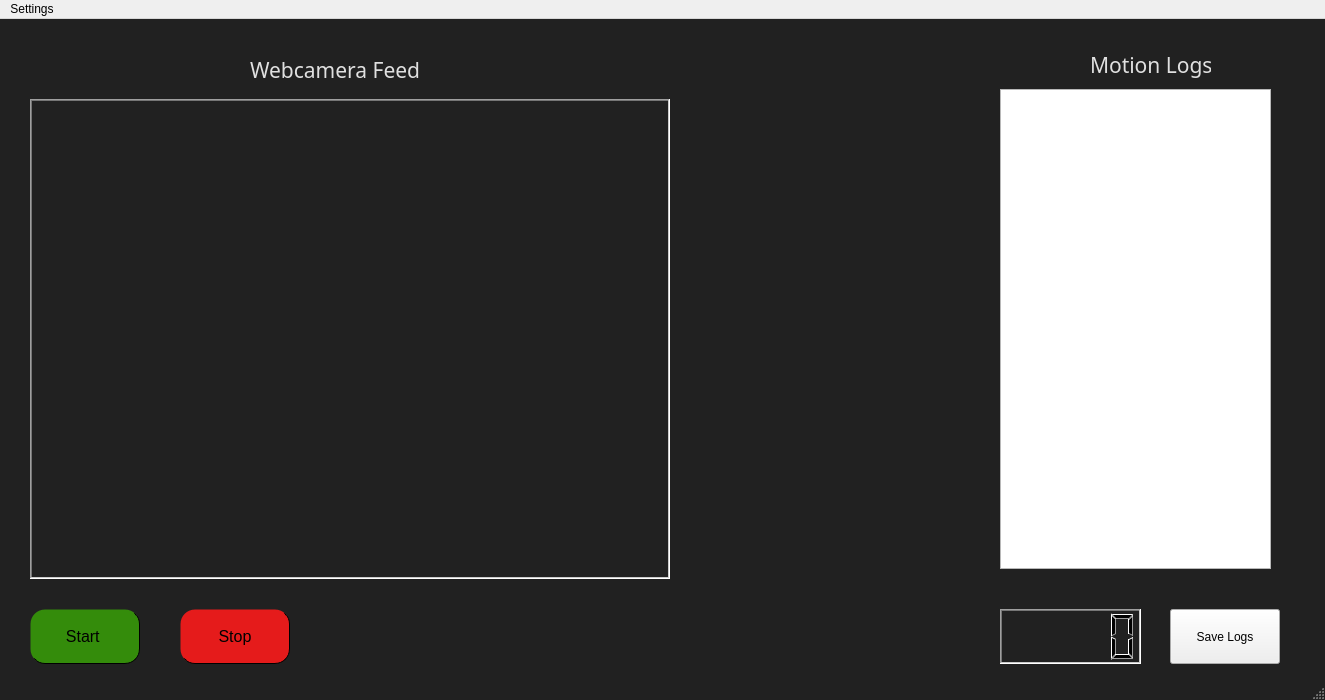
Before: the Qt Designer form PyQtDesigner/Watcher/MainWindowUI.ui in NishantGhanate/PythonScripts, drawn with Qt 5.
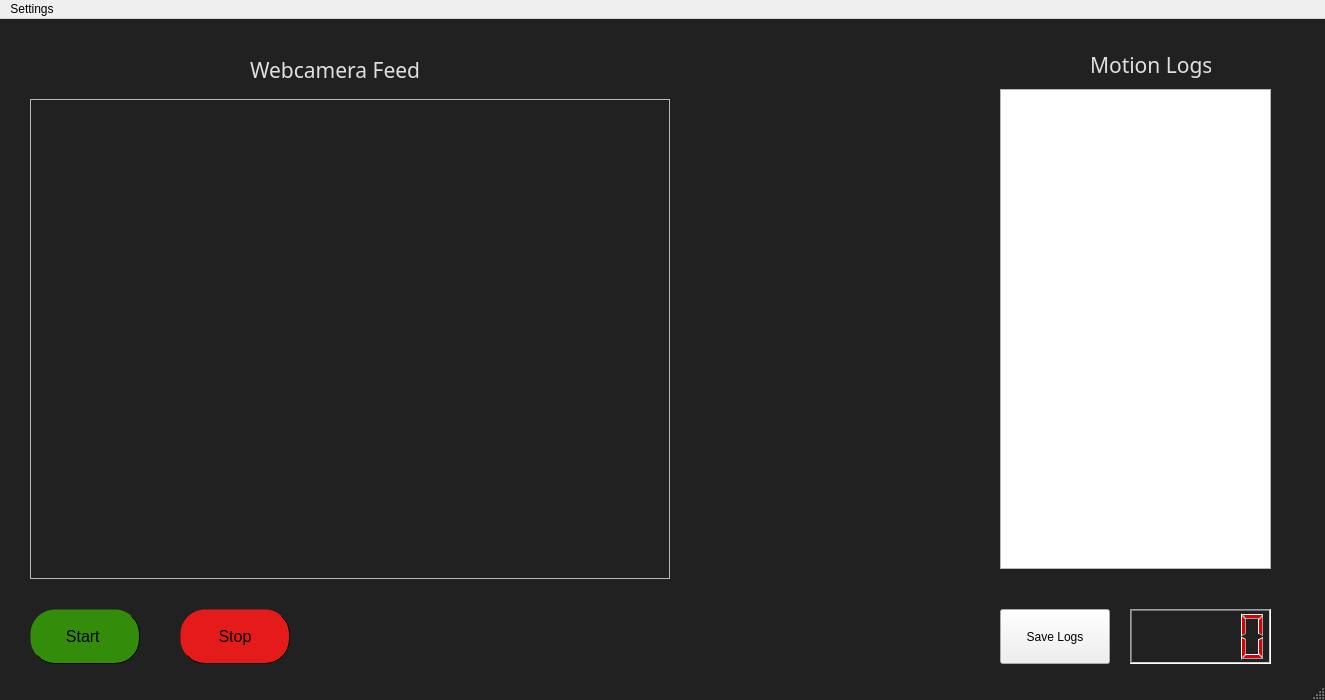
After: the same form once the commit is applied. Icons and pictures are not drawn.

Patch:
```diff
--- a/PyQtDesigner/Watcher/MainWindowUI.ui
+++ b/PyQtDesigner/Watcher/MainWindowUI.ui
@@ -20,10 +20,12 @@
 	background-image:url( H:/Github/PythonScripts/PyQtDesigner/Watcher/bg1.jpg);
 }
 
+
 QWidget#centralwidget
 {
-	background-image:url( H:/Github/PythonScripts/PyQtDesigner/Watcher/bg1.jpg);
-	background-color:rgb(33,33,33);
+
+	/*background-image:url( H:/Github/PythonScripts/PyQtDesigner/Watcher/bg1.jpg);*/
+	background-color:rgb(33,33,33,0.5);
 }
 
 QLabel#labelMotionLogs
@@ -40,11 +42,11 @@
 {
 font-size: 16px;
 background-color: rgb(52, 140, 11);
-border-radius: 15px;
+border-radius: 25px;
 padding: 4px;	
 border-style: inset;
 border-width:1.2px;
-box-shadow: 10px 10px rgb(255, 167, 38);
+
 	
  }
 
@@ -62,11 +64,11 @@
 {
 font-size: 16px;
 background-color: rgb(229, 27, 27);
-border-radius: 15px;
+border-radius: 25px;
 padding: 4px;	
 border-style: inset;
 border-width:1.2px;
-box-shadow: 10px 10px rgb(255, 167, 38);
+
 	
 	
  }
@@ -85,11 +87,11 @@
 {
 font-size: 16px;
 background-color: orange;
-border-radius: 15px;
+border-radius: 25px;
 padding: 4px;	
 border-style: inset;
 border-width:1.2px;
-box-shadow: 10px 10px rgb(255, 167, 38);
+
 
 }
 
@@ -104,6 +106,10 @@
  
 }
 
+QLCDNumber#logsCount
+{
+color:rgb(220, 0, 0);
+}
 
 
 
@@ -127,12 +133,15 @@
    <widget class="QLCDNumber" name="logsCount">
     <property name="geometry">
      <rect>
-      <x>1000</x>
+      <x>1130</x>
       <y>590</y>
       <width>141</width>
       <height>55</height>
      </rect>
     </property>
+    <property name="autoFillBackground">
+     <bool>false</bool>
+    </property>
     <property name="frameShape">
      <enum>QFrame::WinPanel</enum>
     </property>
@@ -152,8 +161,11 @@
       <height>480</height>
      </rect>
     </property>
+    <property name="autoFillBackground">
+     <bool>false</bool>
+    </property>
     <property name="frameShape">
-     <enum>QFrame::WinPanel</enum>
+     <enum>QFrame::StyledPanel</enum>
     </property>
     <property name="frameShadow">
      <enum>QFrame::Sunken</enum>
@@ -165,7 +177,7 @@
    <widget class="QPushButton" name="saveLogsButton">
     <property name="geometry">
      <rect>
-      <x>1170</x>
+      <x>1000</x>
       <y>590</y>
       <width>110</width>
       <height>55</height>
```
Left out of the diff: 42 changed lines with no effect on the pictures.
